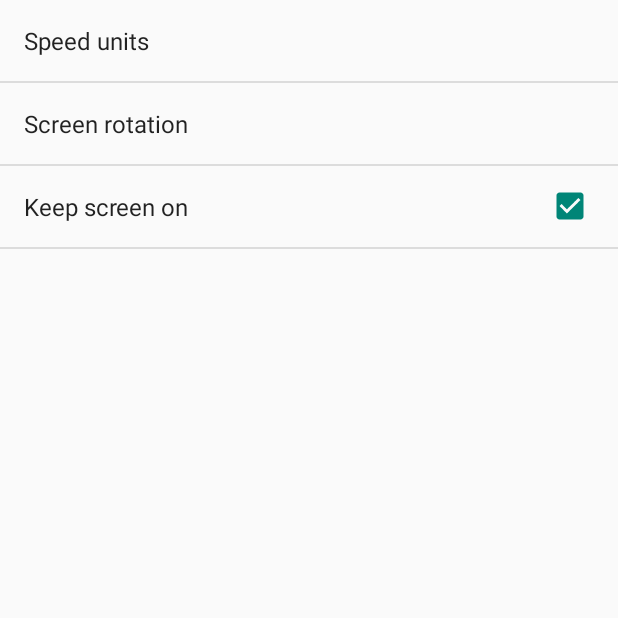
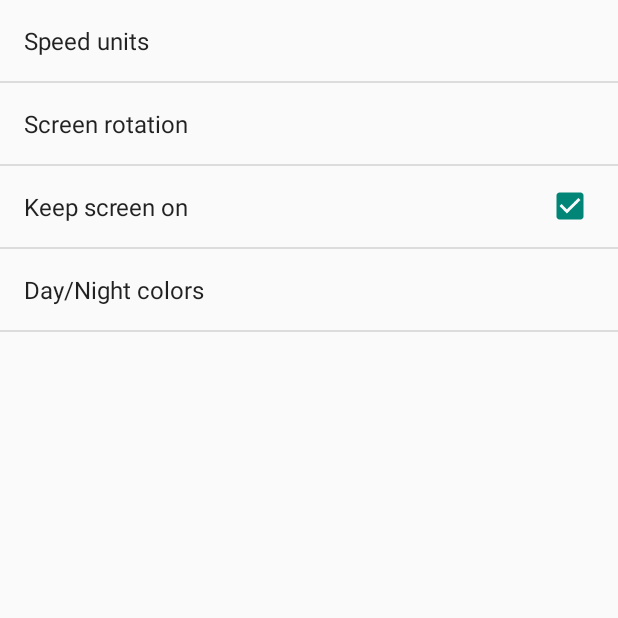
Before and after one commit to gslott/GPSPal, an Android app: the screen it shows after launch (SettingsActivity), in the options menu, after a tap on "Settings", on a phone screen of 412 x 824 dp, the top half of it. Run offline under Robolectric (Android 15) with nearby library versions, the phone set to English and light mode, and no system bars.

Commit message:
Adds day/night mode to screen color scheme and preferences to set day, night or auto mode to it.

```diff
--- a/app/src/main/java/se/gunnarslott/gpspal/MainActivity.java
+++ b/app/src/main/java/se/gunnarslott/gpspal/MainActivity.java
@@ -24,6 +24,11 @@ import android.content.SharedPreferences;
 import android.content.pm.ActivityInfo;
 import android.content.pm.PackageInfo;
 import android.content.pm.PackageManager;
+import android.graphics.Color;
+import android.hardware.Sensor;
+import android.hardware.SensorEvent;
+import android.hardware.SensorEventListener;
+import android.hardware.SensorManager;
 import android.location.Location;
 import android.location.LocationListener;
 import android.location.LocationManager;
@@ -33,23 +38,17 @@ import android.os.Handler;
 import android.os.Message;
 import android.preference.PreferenceManager;
 import android.support.v4.view.MenuItemCompat;
-//import android.support.v4.view.ActionProvider;
 import android.support.v7.app.ActionBarActivity;
-//import android.app.ActionBar;
-//import android.app.ActionBar;
 import android.util.Log;
 import android.view.Menu;
 import android.view.MenuItem;
 import android.view.WindowManager;
 import android.support.v7.widget.ShareActionProvider;
-//import android.widget.ShareActionProvider;
 import android.widget.TextView;
 import android.widget.Toast;
 
-//public class MainActivity {
 
-public class MainActivity extends ActionBarActivity {
-//public class MainActivity {
+public class MainActivity extends ActionBarActivity implements SensorEventListener {
 
     private final String TAG = "GPS Pal";
 
@@ -61,11 +60,14 @@ public class MainActivity extends ActionBarActivity {
     private ShareActionProvider mShareActionProvider;
     private Intent mShareIntent;
 
+    private SensorManager mSensorManager;
+    private Sensor mAmbient;
 
     private TextView tvLat;
     private TextView tvLong;
     private TextView tvSpeed;
     private static TextView tvBearing;
+    private boolean nightColors = false;
 
     private String speed_unit = "km/h";
 
@@ -111,6 +113,28 @@ public class MainActivity extends ActionBarActivity {
         ba = null;
 
     }
+    @Override
+    public void onSensorChanged(SensorEvent sensorEvent) {
+
+        float illuminance = sensorEvent.values[0];
+
+        if (illuminance < 150){
+            nightColors = true;
+            Log.d("LJUSSENSOR", Float.toString(illuminance));
+            changeColorMode();
+        } else {
+            Log.d("LJUSSENSOR", Float.toString(illuminance));
+            nightColors = false;
+            changeColorMode();
+        }
+        Log.d("LJUSSENSOR", "Change");
+        //changeColorMode();
+    }
+
+    @Override
+    public void onAccuracyChanged(Sensor sensor, int i) {
+
+    }
 
     @Override
     protected void onResume() {
@@ -124,6 +148,13 @@ public class MainActivity extends ActionBarActivity {
         //BearingAnimator with handler to handle callbacks with bearing values
         ba = new BearingAnimator();
 
+        // Get an instance of the sensor service, and use that to get an instance of
+        // a particular sensor.
+        mSensorManager = (SensorManager) getSystemService(Context.SENSOR_SERVICE);
+        mAmbient = mSensorManager.getDefaultSensor(Sensor.TYPE_LIGHT);
+        mSensorManager.registerListener(this, mAmbient, SensorManager.SENSOR_DELAY_NORMAL);
+
+
         //Create and find TextViews
         tvLong = (TextView) findViewById(R.id.tvLong);
         tvLat = (TextView) findViewById(R.id.tvLatitude);
@@ -133,6 +164,16 @@ public class MainActivity extends ActionBarActivity {
 
         //Get SharedPreferences
         SharedPreferences preferences = PreferenceManager.getDefaultSharedPreferences(this);
+
+        //Recall setting for color mode
+        String s = preferences.getString("pref_screen_colormode", "day");
+
+        if (s.equals("day")) {
+            nightColors = false;
+        } else if (s.equals("night")){
+            nightColors = true;
+        }
+        changeColorMode();
 
         //Recall Keep screen on
         Boolean screen_active = preferences.getBoolean("pref_screen_active", true);
@@ -450,6 +491,31 @@ public class MainActivity extends ActionBarActivity {
         return super.onOptionsItemSelected(item);
     }
 
+    private void changeColorMode(){
+
+        if (nightColors) {
+            getWindow().getDecorView().setBackgroundColor(Color.BLACK);
+            tvLong.setTextColor(Color.DKGRAY);
+            tvLat.setTextColor(Color.DKGRAY);
+            tvSpeed.setTextColor(Color.DKGRAY);
+            tvBearing.setTextColor(Color.DKGRAY);
+
+            nightColors = false;
+
+        } else {
+
+            getWindow().getDecorView().setBackgroundColor(Color.WHITE);
+            tvLong.setTextColor(Color.BLACK);
+            tvLat.setTextColor(Color.BLACK);
+            tvSpeed.setTextColor(Color.BLACK);
+            tvBearing.setTextColor(Color.BLACK);
+
+            nightColors = true;
+        }
+    }
+
+
+
     private void showAboutDialog() {
 
         //Create dialog
--- a/app/src/main/java/se/gunnarslott/gpspal/SettingsActivity.java
+++ b/app/src/main/java/se/gunnarslott/gpspal/SettingsActivity.java
@@ -2,8 +2,6 @@ package se.gunnarslott.gpspal;
 
 import android.os.Bundle;
 import android.preference.PreferenceActivity;
-
-import se.gunnarslott.gpspal.R;
 
 public class SettingsActivity extends PreferenceActivity {
     @Override
--- a/app/src/main/res/values/array.xml
+++ b/app/src/main/res/values/array.xml
@@ -26,4 +26,16 @@
         <item name="land">land</item>
     </string-array>
 
+    <string-array name="colormode_options">
+        <item name="auto">Auto</item>
+        <item name="day">Day</item>
+        <item name="night">Night</item>
+    </string-array>
+
+    <string-array name="colormode_values">
+        <item name="auto">auto</item>
+        <item name="day">day</item>
+        <item name="night">night</item>
+    </string-array>
+
 </resources>
--- a/app/src/main/res/values/strings.xml
+++ b/app/src/main/res/values/strings.xml
@@ -10,6 +10,7 @@
     <string name="pref_units">Speed units</string>
     <string name="pref_screen_rotation">Screen rotation</string>
     <string name="pref_screen_active">Keep screen on</string>
+    <string name="pref_screen_colormode">Day/Night colors</string>
     <string name="action_about">About</string>
     <string name="GPS_available">GPS available</string>
     <string name="GPS_not_available">GPS not available</string>
--- a/app/src/main/res/xml/preferences.xml
+++ b/app/src/main/res/xml/preferences.xml
@@ -19,4 +19,11 @@
         android:title="@string/pref_screen_active"
         android:defaultValue="true" />
 
+    <ListPreference
+        android:key="pref_screen_colormode"
+        android:title="@string/pref_screen_colormode"
+        android:entries="@array/colormode_options"
+        android:entryValues="@array/colormode_values"
+        android:defaultValue="1" />
+
 </PreferenceScreen>
```
